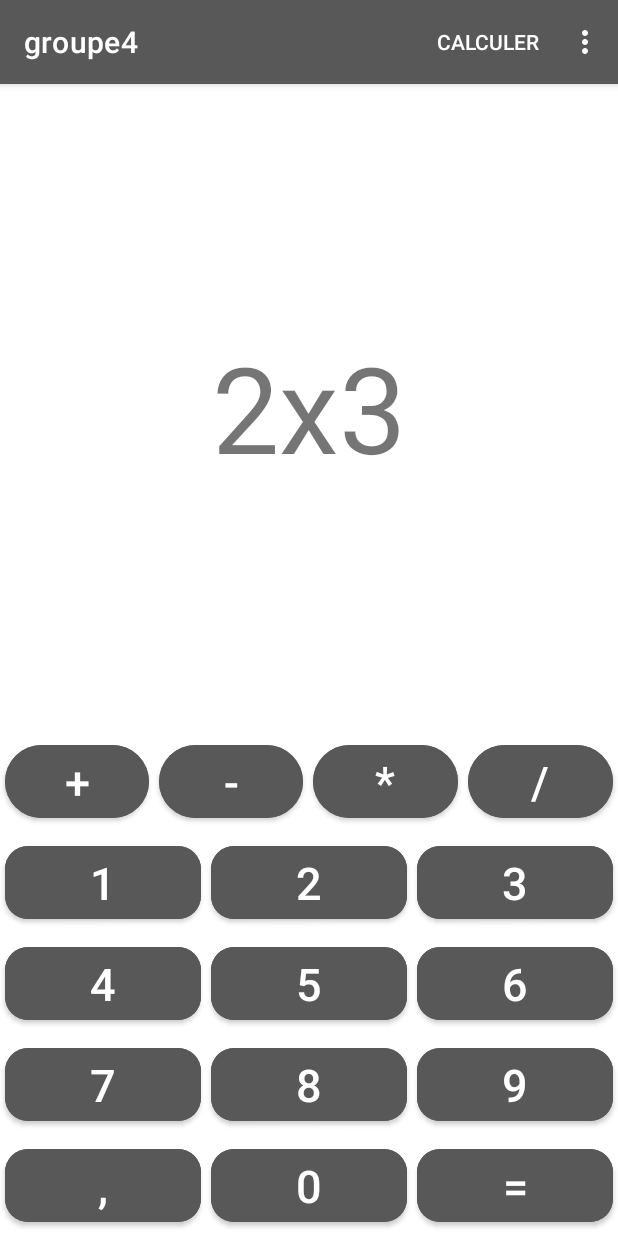
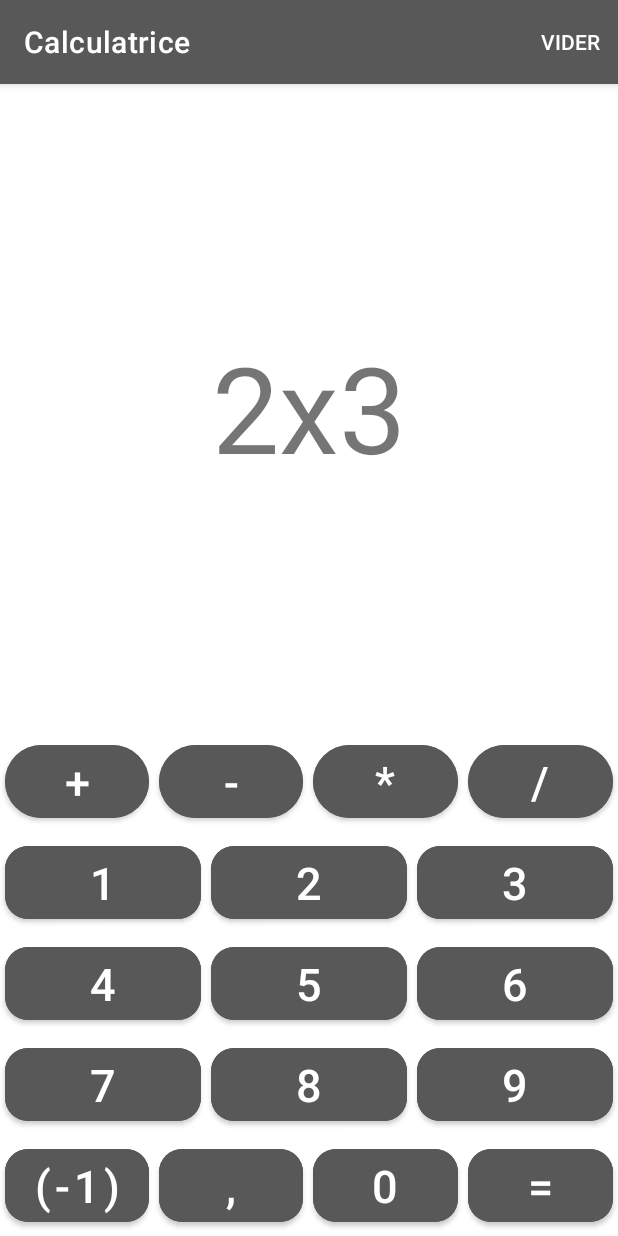
Before and after one commit to JustinF02/Projet-Android--Calculatrice, an Android app: the CalculActivity screen opened directly, with no data from a screen before it, on a phone screen of 412 x 824 dp. Run offline under Robolectric (Android 15) with nearby library versions, the phone set to English and light mode, and no system bars.

Commit message:
Ajout negatif et modif menu
Menu -> bouton clear sans déroulement

Négatif (-1)

```diff
--- a/app/src/main/java/com/jger/groupe4/view/CalculActivity.java
+++ b/app/src/main/java/com/jger/groupe4/view/CalculActivity.java
@@ -21,6 +21,8 @@ public class CalculActivity extends AppCompatActivity {
     private TypeOperationEnum typeOperationEnum = null;
     private TextView textViewCalcul;
     private Long BORNE_HAUTE = 9999L;
+    private Long BORNE_BASSE = -9999L;
+    private int nombreATraiter = 0;
 
 
     @Override
@@ -56,9 +58,17 @@ public class CalculActivity extends AppCompatActivity {
         boutonDivide.setOnClickListener(view -> ajouteTypeOperation(TypeOperationEnum.DIVIDE));
         Button boutonMultiply = findViewById(R.id.button_multiply);
         boutonMultiply.setOnClickListener(view -> ajouteTypeOperation(TypeOperationEnum.MULTIPLY));
+        Button boutonNegatif = findViewById(R.id.buttonNegative);
+        boutonNegatif.setOnClickListener(view-> passeMoiEnNegatif(nombreATraiter));
 
+        //Button virgule = findViewById(R.id.buttonDot);
+        //virgule.setOnClickListener(view->passeMoiEnVirgule(nombreATraiter));
+    }
 
-
+    private void passeMoiEnNegatif(int element) {
+        if(element != 0) deuxiemeElement *= -1;
+        else premierElement *= -1;
+        majTextView();
     }
 
     private void ajouteTypeOperation(TypeOperationEnum typeOperation) {
@@ -76,23 +86,26 @@ public class CalculActivity extends AppCompatActivity {
                 this.typeOperationEnum=TypeOperationEnum.SUBSTRACT;
                 break;
         }
+        nombreATraiter = 1;
         majTextView();
     }
 
     private void ajouterNombre(Integer valeur){
         if(typeOperationEnum == null){
-            if(10*premierElement+valeur > BORNE_HAUTE){
+            if(10*premierElement+valeur > BORNE_HAUTE || 10*premierElement+valeur < BORNE_BASSE){
                 Toast.makeText(this,getString(R.string.message_valeur_trop_grande),Toast.LENGTH_LONG).show();
             }else{
                 premierElement = 10 * premierElement+valeur;
             }
         }else{
-            if(10*deuxiemeElement+valeur > BORNE_HAUTE){
+            if(10*deuxiemeElement+valeur > BORNE_HAUTE || 10*deuxiemeElement+valeur < BORNE_BASSE){
                 Toast.makeText(this,getString(R.string.message_valeur_trop_grande),Toast.LENGTH_LONG).show();
             }else{
                 deuxiemeElement = 10 * deuxiemeElement+valeur;
             }
         }
+
+
         majTextView();
     }
 
@@ -112,10 +125,10 @@ public class CalculActivity extends AppCompatActivity {
         MenuInflater inflater = getMenuInflater();
         inflater.inflate(R.menu.toolbar,menu);
 
-        MenuItem itemVider = menu.findItem(R.id.bouton_vider);
+        MenuItem itemVider = menu.findItem(R.id.toolbarVider);
         itemVider.setOnMenuItemClickListener(menuItem -> videTextViewCalcul());
-        MenuItem itemCalculer = menu.findItem(R.id.toolbarCalculer);
-        itemCalculer.setOnMenuItemClickListener(menuItem -> calcul());
+        Button boutonCalculer = findViewById(R.id.buttonCalc2);
+        boutonCalculer.setOnClickListener(menuItem -> calcul());
         return super.onCreateOptionsMenu(menu);
     }
 
@@ -157,6 +170,7 @@ public class CalculActivity extends AppCompatActivity {
     }
 
     private boolean videTextViewCalcul() {
+        nombreATraiter = 0;
         textViewCalcul.setText("");
         premierElement = 0L;
         deuxiemeElement = 0L;
--- a/app/src/main/java/com/jger/groupe4/view/LastComputeActivity.java
+++ b/app/src/main/java/com/jger/groupe4/view/LastComputeActivity.java
@@ -32,7 +32,6 @@ public class LastComputeActivity extends AppCompatActivity {
         }else{
             textViewCalcul.setText("");
         }
-
     }
 
     private void retourneAuPrecedent() {
--- a/app/src/main/res/layout/activity_calcul.xml
+++ b/app/src/main/res/layout/activity_calcul.xml
@@ -196,6 +196,17 @@
             android:gravity="center">
 
             <Button
+                android:id="@+id/buttonNegative"
+                android:layout_width="0dp"
+                android:layout_height="wrap_content"
+                android:layout_margin="3dp"
+                android:layout_weight="1"
+                android:backgroundTint="@color/mainThemeButton"
+                android:text="(-1)"
+                android:textSize="30dp"
+                app:cornerRadius="15dp" />
+
+            <Button
                 android:id="@+id/buttonDot"
                 android:layout_width="0dp"
                 android:layout_height="wrap_content"
--- a/app/src/main/res/menu/toolbar.xml
+++ b/app/src/main/res/menu/toolbar.xml
@@ -1,12 +1,8 @@
 <?xml version="1.0" encoding="utf-8"?>
 <menu xmlns:app="http://schemas.android.com/apk/res-auto"
     xmlns:android="http://schemas.android.com/apk/res/android">
-
     <item
-        android:id="@+id/toolbarCalculer"
-        android:title="@string/toolbar_calculer"
+        android:id="@+id/toolbarVider"
+        android:title="@string/toolbar_vider"
         app:showAsAction="always" />
-    <item
-        android:id="@+id/bouton_vider"
-        android:title="@string/toolbar_vider" />
 </menu>
--- a/app/src/main/res/values/strings.xml
+++ b/app/src/main/res/values/strings.xml
@@ -1,9 +1,8 @@
 <resources>
-    <string name="app_name" translatable="false">groupe4</string>
+    <string name="app_name">Calculatrice</string>
     <string name="bouton_calculer">Calculer</string>
     <string name="bouton_dernier_calcul">Dernier Calcul</string>
     <string name="bouton_precedent">Précédent</string>
-    <string name="toolbar_calculer">Calculer</string>
     <string name="toolbar_vider">Vider</string>
     <string name="message_valeur_trop_grande"> Valeur trop grande</string>
     <string name="message_division_par_zero">Attention division par 0</string>
```
Also changed, not shown: 1 other file.
